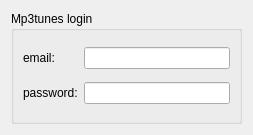
Qt form src/servicebrowser/mp3tunes/Mp3tunesConfigWidget.ui (KDE/amarok) before a commit.
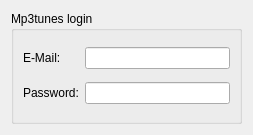
The same form after that commit.

The edit to the form file:
```diff
--- a/src/servicebrowser/mp3tunes/Mp3tunesConfigWidget.ui
+++ b/src/servicebrowser/mp3tunes/Mp3tunesConfigWidget.ui
@@ -19,7 +19,7 @@
       <item row="0" column="0" >
        <widget class="QLabel" name="label" >
         <property name="text" >
-         <string>email:</string>
+         <string comment="The e-mail address for Mp3Tunes logins" >E-Mail:</string>
         </property>
        </widget>
       </item>
@@ -29,7 +29,7 @@
       <item row="1" column="0" >
        <widget class="QLabel" name="label_2" >
         <property name="text" >
-         <string>password:</string>
+         <string comment="The Mp3Tunes password" >Password:</string>
         </property>
        </widget>
       </item>
```
